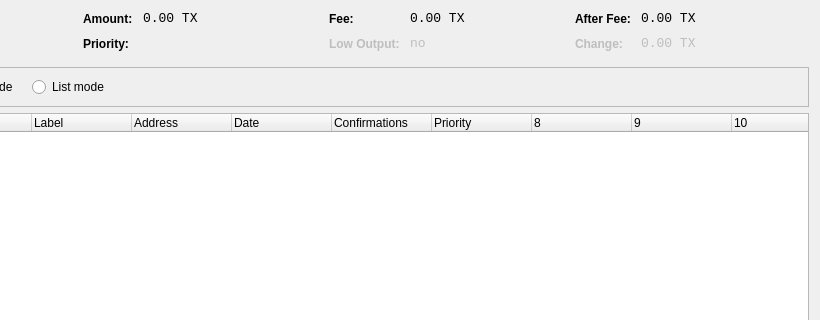
Above: src/qt/forms/coincontroldialog.ui from midnight-miner/AmsterdamCoin before the change; both pictures show x 180 to 1000 and y 0 to 320 of the 1000 by 500 pixel window. Below: the same form after it.
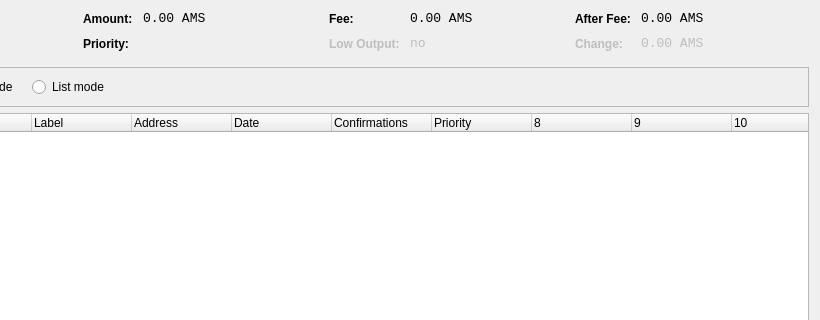
That is the form after the change. Custom widgets are drawn as their Qt base class.

The edit to the form file:
```diff
--- a/src/qt/forms/coincontroldialog.ui
+++ b/src/qt/forms/coincontroldialog.ui
@@ -141,7 +141,7 @@
           <enum>Qt::ActionsContextMenu</enum>
          </property>
          <property name="text">
-          <string notr="true">0.00 TX</string>
+          <string notr="true">0.00 AMS</string>
          </property>
          <property name="textInteractionFlags">
           <set>Qt::LinksAccessibleByMouse|Qt::TextSelectableByKeyboard|Qt::TextSelectableByMouse</set>
@@ -221,7 +221,7 @@
           <enum>Qt::ActionsContextMenu</enum>
          </property>
          <property name="text">
-          <string notr="true">0.00 TX</string>
+          <string notr="true">0.00 AMS</string>
          </property>
          <property name="textInteractionFlags">
           <set>Qt::LinksAccessibleByMouse|Qt::TextSelectableByKeyboard|Qt::TextSelectableByMouse</set>
@@ -307,7 +307,7 @@
           <enum>Qt::ActionsContextMenu</enum>
          </property>
          <property name="text">
-          <string notr="true">0.00 TX</string>
+          <string notr="true">0.00 AMS</string>
          </property>
          <property name="textInteractionFlags">
           <set>Qt::LinksAccessibleByMouse|Qt::TextSelectableByKeyboard|Qt::TextSelectableByMouse</set>
@@ -345,7 +345,7 @@
           <enum>Qt::ActionsContextMenu</enum>
          </property>
          <property name="text">
-          <string notr="true">0.00 TX</string>
+          <string notr="true">0.00 AMS</string>
          </property>
          <property name="textInteractionFlags">
           <set>Qt::LinksAccessibleByMouse|Qt::TextSelectableByKeyboard|Qt::TextSelectableByMouse</set>
```
